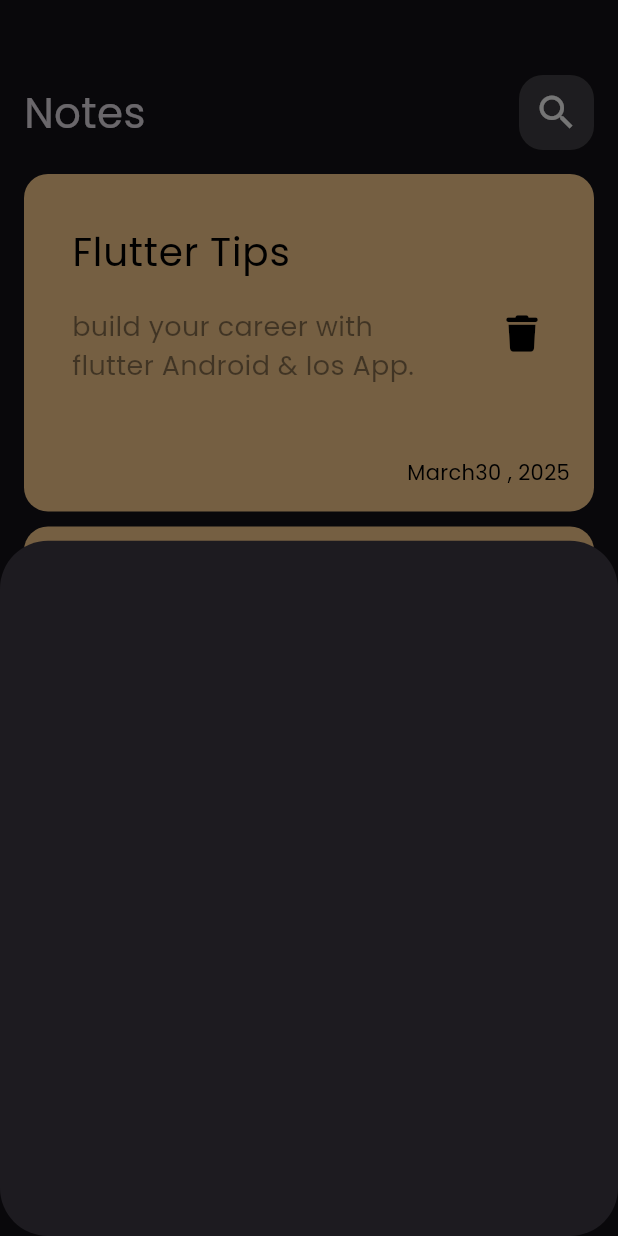
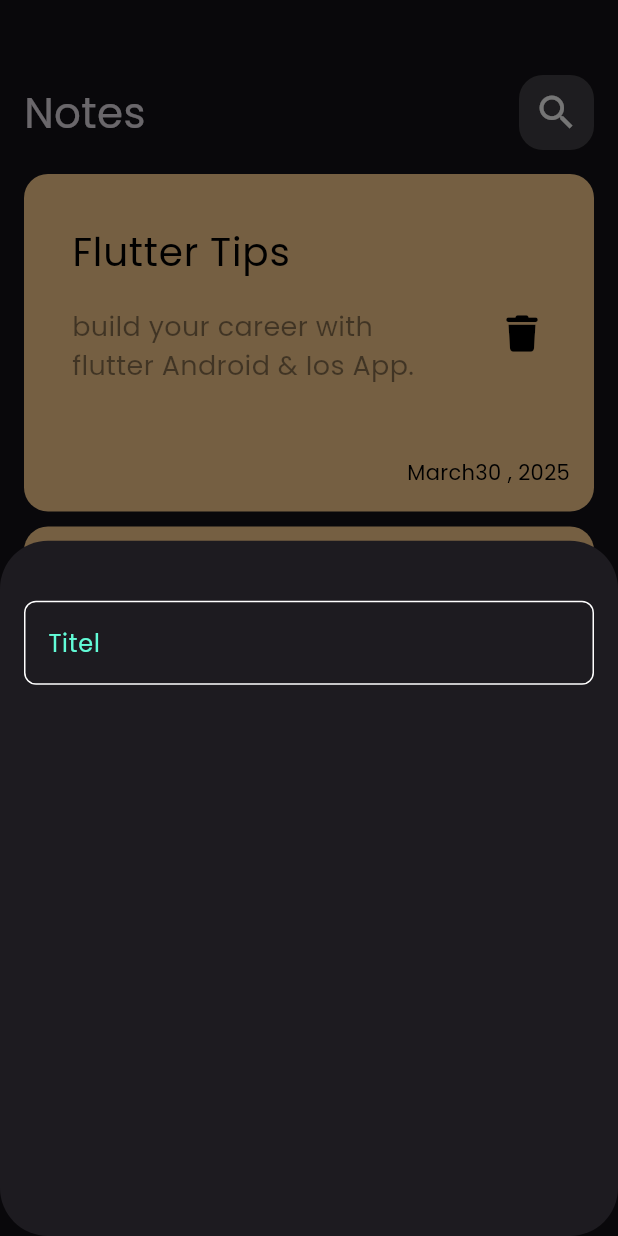
Before and after one commit to ramyMeg/notes_app, a Flutter app: the screen it shows after launch, after a tap on the "add" icon, on a phone screen of 412 x 824 dp. Run offline on Flutter 3.47's test engine with Material 3 defaults, Android fonts, the phone set to English and light mode, and no system bars; our stand-ins replace font_awesome_flutter.

Commit message:
Create custom text field

```diff
--- /dev/null
+++ b/lib/constants.dart
@@ -0,0 +1,3 @@
+import 'package:flutter/material.dart';
+
+const kPrimaryColor = Color(0xff62fCD7);
--- a/lib/views/add_Note_Buttom_sheet.dart
+++ b/lib/views/add_Note_Buttom_sheet.dart
@@ -1,10 +1,14 @@
 import 'package:flutter/material.dart';
+import 'package:notes_app/views/custom_text_field.dart';
 
 class AddNoteBottomSheet extends StatelessWidget {
   const AddNoteBottomSheet({super.key});
 
   @override
   Widget build(BuildContext context) {
-    return Container();
+    return Padding(
+      padding: EdgeInsets.symmetric(horizontal: 16),
+      child: Column(children: [SizedBox(height: 40), CustomTextField()]),
+    );
   }
 }
--- /dev/null
+++ b/lib/views/custom_text_field.dart
@@ -0,0 +1,27 @@
+import 'package:flutter/material.dart';
+import 'package:notes_app/constants.dart';
+
+class CustomTextField extends StatelessWidget {
+  const CustomTextField({super.key});
+
+  @override
+  Widget build(BuildContext context) {
+    return TextField(
+      cursorColor: kPrimaryColor,
+      decoration: InputDecoration(
+        hintText: 'Titel',
+        hintStyle: const TextStyle(color: kPrimaryColor),
+        border: buildBorder(),
+        enabledBorder: buildBorder(),
+        focusedBorder: buildBorder(kPrimaryColor),
+      ),
+    );
+  }
+
+  OutlineInputBorder buildBorder([color]) {
+    return OutlineInputBorder(
+      borderRadius: BorderRadius.circular(8),
+      borderSide: BorderSide(color: color ?? Colors.white),
+    );
+  }
+}
```
